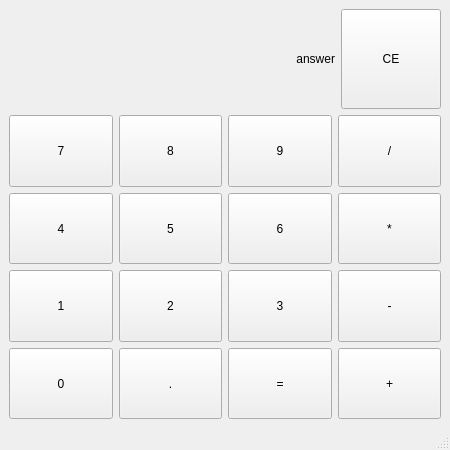
Tumyr-Fidailevich/qt-calculator, file mainwindow.ui: the form before one commit.
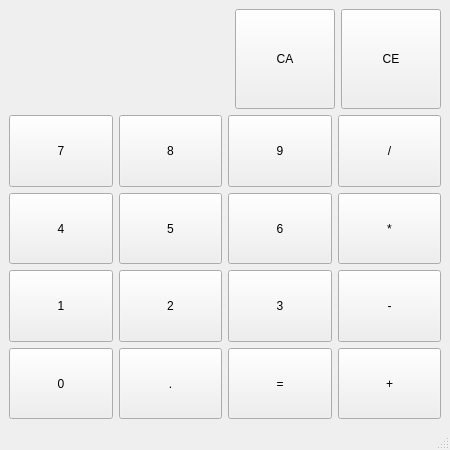
The form after the commit.

Commit message: rework input to tokenized string

The edit to the form file:
```diff
--- a/mainwindow.ui
+++ b/mainwindow.ui
@@ -64,7 +64,7 @@
            </sizepolicy>
           </property>
           <property name="text">
-           <string>answer</string>
+           <string/>
           </property>
           <property name="textFormat">
            <enum>Qt::PlainText</enum>
@@ -75,7 +75,26 @@
          </widget>
         </item>
         <item>
-         <widget class="QPushButton" name="pushButton_delete">
+         <widget class="QPushButton" name="pushButton_delete_all">
+          <property name="sizePolicy">
+           <sizepolicy hsizetype="Fixed" vsizetype="Fixed">
+            <horstretch>0</horstretch>
+            <verstretch>0</verstretch>
+           </sizepolicy>
+          </property>
+          <property name="minimumSize">
+           <size>
+            <width>100</width>
+            <height>100</height>
+           </size>
+          </property>
+          <property name="text">
+           <string>CA</string>
+          </property>
+         </widget>
+        </item>
+        <item>
+         <widget class="QPushButton" name="pushButton_delete_element">
           <property name="sizePolicy">
            <sizepolicy hsizetype="Fixed" vsizetype="Fixed">
             <horstretch>0</horstretch>
```
Left out of the diff: 23 changed lines with no effect on the pictures. The commit also changes 2 other files.
